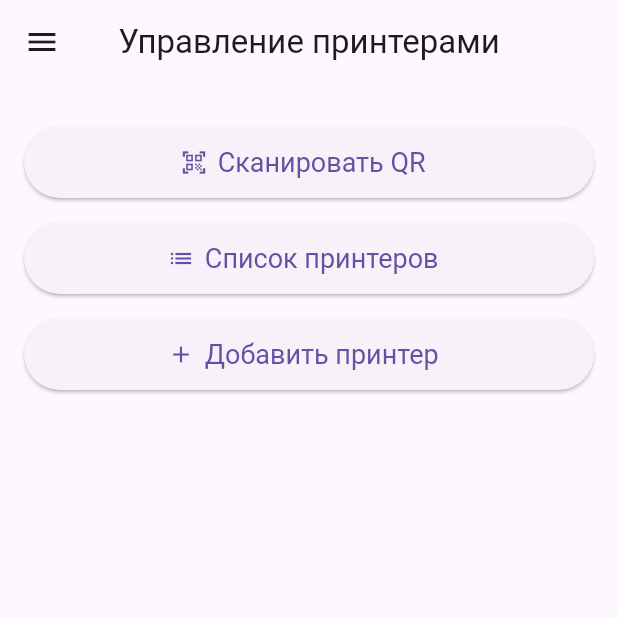
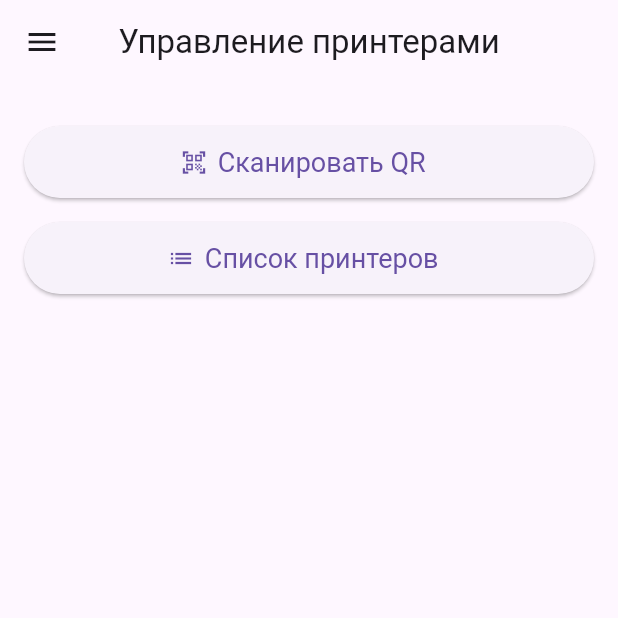
Before and after one commit to freezzorg/ManagingIndustrialPrinters, a Flutter app: the screen it shows after launch, on a phone screen of 412 x 824 dp, the top half of it. Run offline on Flutter 3.47's test engine with Material 3 defaults, Android fonts, the phone set to English and light mode, and no system bars; our stand-ins replace shared_preferences; missing offline and left inert: mobile_scanner.

Commit message:
fix Кнопка добавления принтера на экране "Список принтеров", обновление списка только если новый принтер добавлен.

```diff
--- a/lib/screens/main_screen.dart
+++ b/lib/screens/main_screen.dart
@@ -98,13 +98,6 @@ class MainScreen extends StatelessWidget {
               label: const Text('Список принтеров'),
               style: buttonStyle,
             ),
-            const SizedBox(height: 16),
-            ElevatedButton.icon(
-              onPressed: () => Navigator.pushNamed(context, '/manual-entry'),
-              icon: const Icon(Icons.add),
-              label: const Text('Добавить принтер'),
-              style: buttonStyle,
-            ),
           ],
         ),
       ),
--- a/lib/screens/manual_entry_screen.dart
+++ b/lib/screens/manual_entry_screen.dart
@@ -201,7 +201,7 @@ class _ManualEntryScreenState extends State<ManualEntryScreen> {
       ScaffoldMessenger.of(context).showSnackBar(
         const SnackBar(content: Text('Принтер обновлён')),
       );
-      Navigator.pop(context);
+      Navigator.pop(context, true);
     } catch (e) {
       if (!mounted) return;
       ScaffoldMessenger.of(context).showSnackBar(
```
Also changed, not shown: lib/screens/printer_list_screen.dart (+26 -9 lines).
